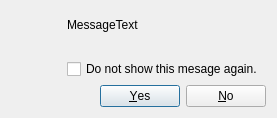
This is src/gui/qt/mymessagedialog.ui in pokerth/pokerth as Qt 5 draws it before an edit. The edited form follows.
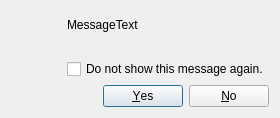
This is the edited form.

Commit message: enhanced game table styles error handling with new error messages on load, apply and game table start.

Patch:
```diff
--- a/src/gui/qt/mymessagedialog.ui
+++ b/src/gui/qt/mymessagedialog.ui
@@ -10,6 +10,12 @@
     <height>118</height>
    </rect>
   </property>
+  <property name="maximumSize">
+   <size>
+    <width>800</width>
+    <height>600</height>
+   </size>
+  </property>
   <property name="windowTitle">
    <string>Dialog</string>
   </property>
@@ -55,7 +61,7 @@
      <item row="2" column="0">
       <widget class="QCheckBox" name="checkBox">
        <property name="text">
-        <string>Do not show this mesage again.</string>
+        <string>Do not show this message again.</string>
        </property>
       </widget>
      </item>
```
The commit also changes 10 other files.
